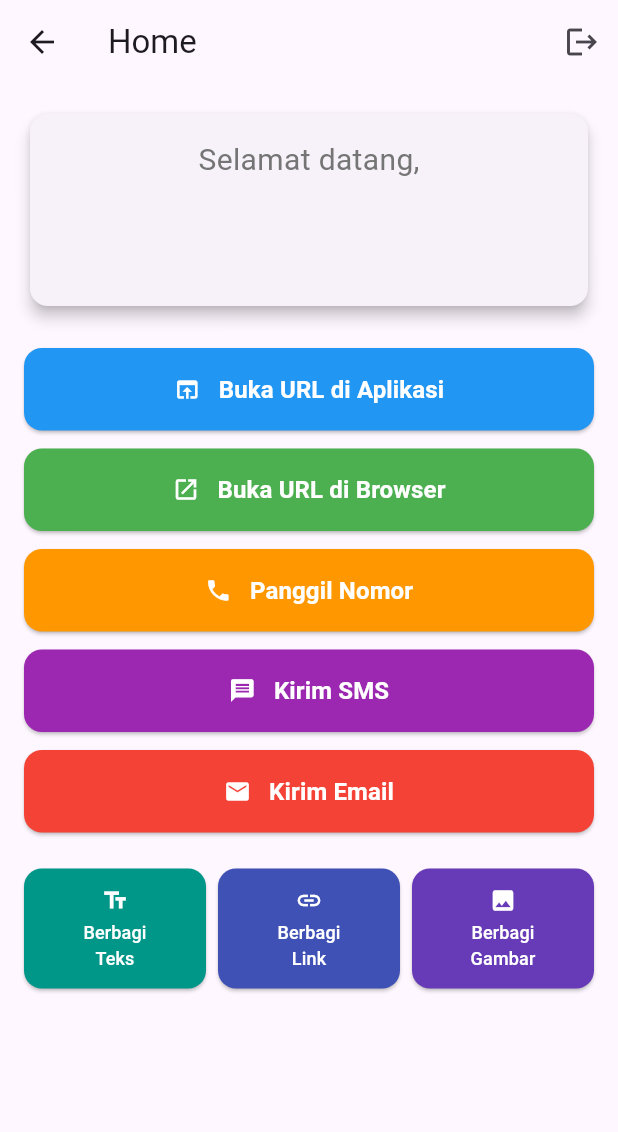
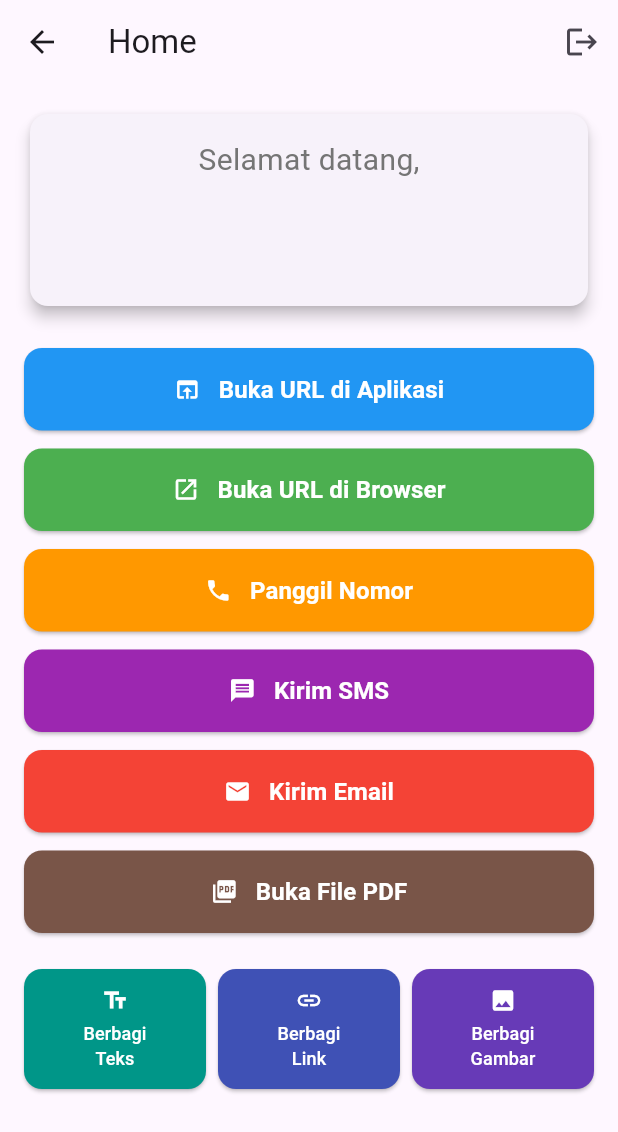
Before and after one commit to dzakisalman/flutter-firebase-app, a Flutter app: the HomeScreen screen opened by its route, on a phone screen of 412 x 824 dp. Shown: the top 1132 px of the screen. Run offline on Flutter 3.47's test engine with Material 3 defaults, Android fonts, the phone set to English and light mode, and no system bars; our stand-ins replace file_picker, firebase_auth, firebase_core, get, google_sign_in, image_picker and 1 more; missing offline and left inert: flutter_cached_pdfview; accounts and stored records are empty; generated files the repository leaves out were written again.

Commit message:
add pdf viewer

```diff
--- a/lib/screens/home_screen.dart
+++ b/lib/screens/home_screen.dart
@@ -1,11 +1,5 @@
-import 'dart:io';
-
 import 'package:flutter/material.dart';
-import 'package:flutter/services.dart';
 import 'package:get/get.dart';
-import 'package:path_provider/path_provider.dart';
-import 'package:share_plus/share_plus.dart';
-import 'package:url_launcher/url_launcher.dart';
 
 import '../controllers/auth_controller.dart';
 import '../utils/utils.dart';
@@ -75,7 +69,8 @@ class HomeScreen extends GetView<AuthController> {
               icon: Icons.open_in_browser,
               label: "Buka URL di Aplikasi",
               color: Colors.blue,
-              onPressed: () => Utils.launchURL('https://flutter.dev', inApp: true),
+              onPressed: () =>
+                  Utils.launchURL('https://flutter.dev', inApp: true),
             ),
             SizedBox(height: 12),
             CustomButtons.buildLauncherButton(
@@ -104,6 +99,13 @@ class HomeScreen extends GetView<AuthController> {
               label: "Kirim Email",
               color: Colors.red,
               onPressed: () => Utils.sendEmail('example@gmail.com'),
+            ),
+            SizedBox(height: 12),
+            CustomButtons.buildLauncherButton(
+              icon: Icons.picture_as_pdf,
+              label: "Buka File PDF",
+              color: Colors.brown,
+              onPressed: Utils.openPDF,
             ),
             SizedBox(height: 24),
             Container(
--- a/pubspec.yaml
+++ b/pubspec.yaml
@@ -42,6 +42,9 @@ dependencies:
   share_plus: ^10.1.4
   path_provider: ^2.0.15
   image_picker: ^1.0.7
+  flutter_cached_pdfview: ^0.4.3
+  file_picker: ^9.0.2
+
 
 dev_dependencies:
   flutter_test:
```
Also changed, not shown: lib/utils/utils.dart (+40 -3 lines), lib/widgets/custom_buttons.dart (line endings or trailing spaces), pubspec.lock, 7 other files.
